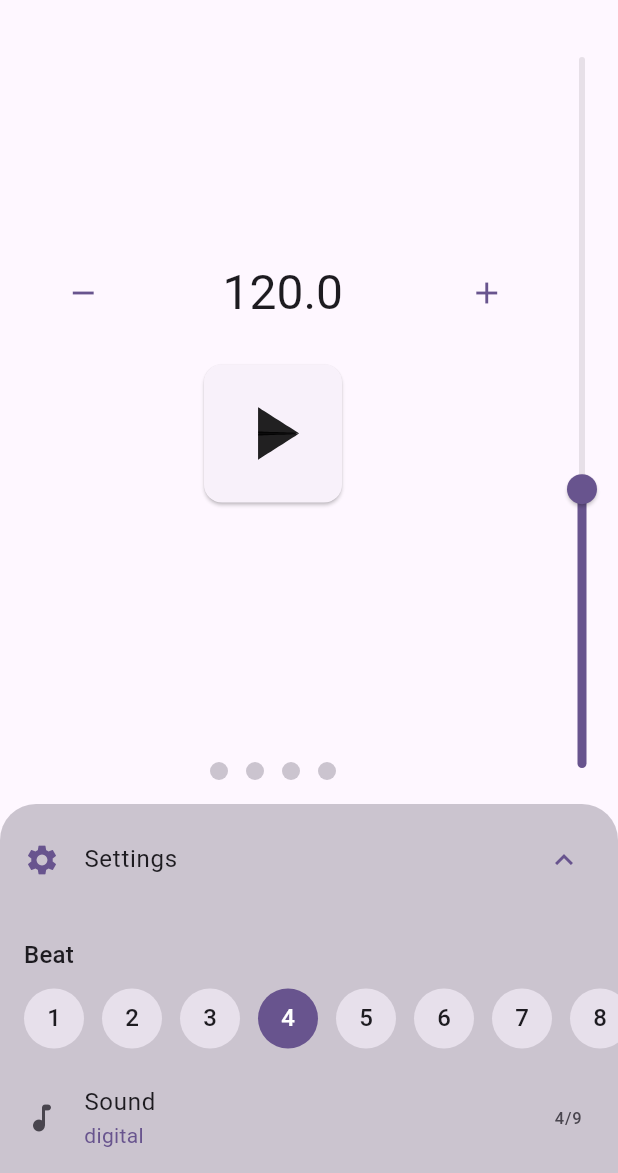
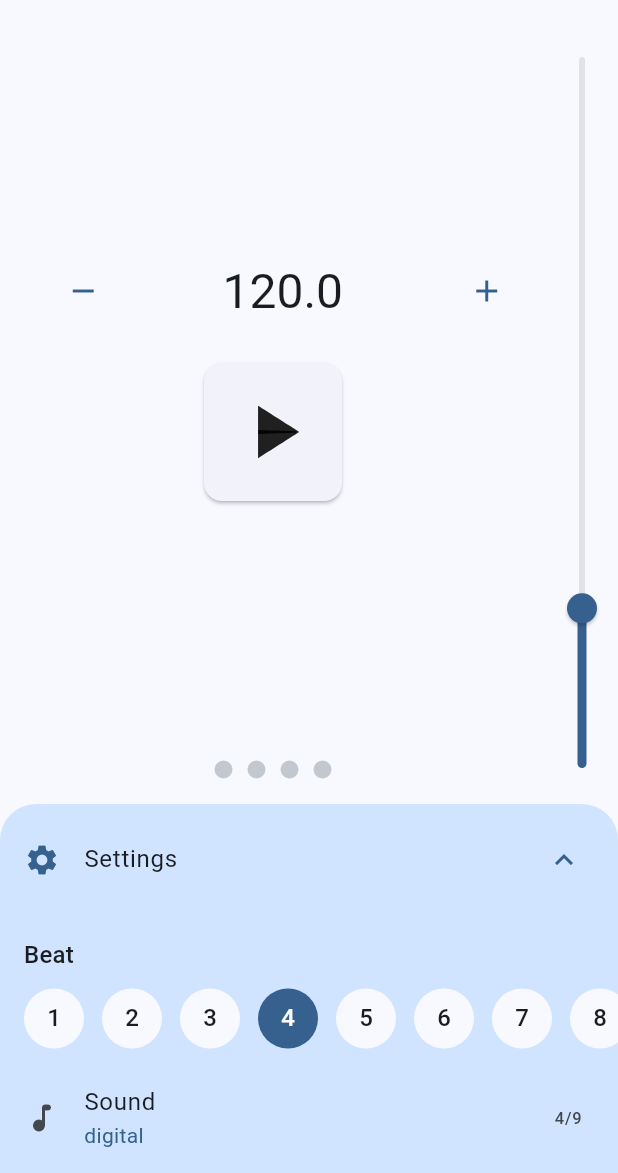
Before and after one commit to LouveApp/flutter_metronome, a Flutter app: the screen it shows after launch, after a tap on "Settings", on a phone screen of 412 x 824 dp, the part 63-1236 px from its top. Run offline on Flutter 3.47's test engine with Material 2 defaults, Android fonts, the phone set to English and light mode, and no system bars; our stand-ins replace just_audio.

Commit message:
refactor: create metronome sound entity

```diff
--- a/example/lib/main.dart
+++ b/example/lib/main.dart
@@ -1,5 +1,6 @@
 import 'package:flutter/material.dart';
 import 'package:flutter/services.dart';
+import 'package:flutter_metronome/enities/metronome_sound.dart';
 import 'package:flutter_metronome/flutter_metronome.dart';
 
 void main() {
@@ -14,7 +15,7 @@ class MyApp extends StatelessWidget {
     return MaterialApp(
       title: 'Flutter Metronome',
       theme: ThemeData(
-        colorScheme: ColorScheme.fromSeed(seedColor: Colors.deepPurple),
+        colorScheme: ColorScheme.fromSeed(seedColor: Colors.blue),
         useMaterial3: true,
       ),
       home: const MyHomePage(),
@@ -32,38 +33,37 @@ class MyHomePage extends StatefulWidget {
 class _MyHomePageState extends State<MyHomePage>
     with SingleTickerProviderStateMixin {
   late final Metronome _metronome;
-
   final List<int> _hitsOptions = [1, 2, 3, 4, 5, 6, 7, 8];
-
-  final List<MetronomeSound> _soundsOptions = const [
-    MetronomeSound.bell,
-    MetronomeSound.clicks,
-    MetronomeSound.cowbells,
-    MetronomeSound.digital,
-    MetronomeSound.pings,
-    MetronomeSound.seiko,
-    MetronomeSound.sticks,
-    MetronomeSound.vegas,
-    MetronomeSound.yamaha,
+  final List<MetronomeSound> _soundsOptions = [
+    MetronomeSounds.bell,
+    MetronomeSounds.clicks,
+    MetronomeSounds.cowbells,
+    MetronomeSounds.digital,
+    MetronomeSounds.pings,
+    MetronomeSounds.seiko,
+    MetronomeSounds.sticks,
+    MetronomeSounds.vegas,
+    MetronomeSounds.yamaha,
   ];
-
   final TextEditingController _bpmController = TextEditingController();
-
-  late AnimationController _animationController;
-
+  late AnimationController _iconAnimationController;
   int? _beatIndex;
 
   @override
   void initState() {
     super.initState();
 
-    _animationController = AnimationController(
+    _iconAnimationController = AnimationController(
       vsync: this,
       duration: const Duration(milliseconds: 200),
     );
 
     _metronome = Metronome(
-      maxSpeed: 260,
+      maxBpm: 400,
+      minBpm: 40,
+      beats: 4,
+      initialBpm: 120.0,
+      sound: MetronomeSounds.digital,
       onBeat: (index) {
         setState(() {
           _beatIndex = index;
@@ -71,9 +71,7 @@ class _MyHomePageState extends State<MyHomePage>
       },
     );
 
-    var initialBPM = 120.0;
-    _bpmController.text = initialBPM.toString();
-    _metronome.setBPM(initialBPM);
+    _setBPM(120.0);
   }
 
   @override
@@ -93,34 +91,33 @@ class _MyHomePageState extends State<MyHomePage>
       body: Row(
         children: [
           Expanded(
-            child: CustomScrollView(
-              slivers: [
-                SliverFillRemaining(
-                  hasScrollBody: false,
-                  child: Column(
+            child: _buildBody(context),
+          ),
+          _buildBpmSlider(),
+        ],
+      ),
+    );
+  }
+
+  Widget _buildBody(BuildContext context) {
+    return Column(
       children: <Widget>[
         Expanded(
           child: Center(
+            child: SingleChildScrollView(
               child: Column(
                 mainAxisAlignment: MainAxisAlignment.center,
                 children: [
                   _buildBpmField(context),
-                              const SizedBox(height: 16),
+                  const SizedBox(height: 16.0),
                   _buildPlayButton(),
                 ],
               ),
             ),
           ),
-                      _buildHitsIndicator(),
+        ),
+        _buildBeatIndicator(),
       ],
-                  ),
-                )
-              ],
-            ),
-          ),
-          _buildBpmSlider(),
-        ],
-      ),
     );
   }
 
@@ -129,9 +126,9 @@ class _MyHomePageState extends State<MyHomePage>
       quarterTurns: -1,
       child: Slider(
         value: _metronome.bpm,
-        divisions: (_metronome.maxSpeed - _metronome.minSpeed).toInt(),
-        max: _metronome.maxSpeed,
-        min: _metronome.minSpeed,
+        divisions: (_metronome.maxBpm - _metronome.minBpm).toInt(),
+        max: _metronome.maxBpm,
+        min: _metronome.minBpm,
         onChanged: _setBPM,
       ),
     );
@@ -159,25 +156,27 @@ class _MyHomePageState extends State<MyHomePage>
           ),
           child: Text('Beat', style: Theme.of(context).textTheme.titleMedium),
         ),
-        Container(
+        SizedBox(
           height: 60,
           child: ListView.separated(
-            padding: EdgeInsets.symmetric(horizontal: 16.0),
-            separatorBuilder: (context, index) => SizedBox(width: 12.0),
+            padding: const EdgeInsets.symmetric(horizontal: 16.0),
+            separatorBuilder: (context, index) => const SizedBox(width: 12.0),
             scrollDirection: Axis.horizontal,
             shrinkWrap: true,
-            physics: ClampingScrollPhysics(),
+            physics: const ClampingScrollPhysics(),
             itemCount: _hitsOptions.length,
             itemBuilder: (context, index) {
               var compasso = _hitsOptions[index];
-              var isSelected = compasso == _metronome.hits;
+              var isSelected = compasso == _metronome.beats;
               return CircleAvatar(
                 backgroundColor: isSelected
                     ? Theme.of(context).colorScheme.primary
-                    : Theme.of(context).colorScheme.surfaceVariant,
+                    : Theme.of(context).colorScheme.surface,
                 child: IconButton(
                   onPressed: () {
-                    _metronome.setHits(compasso);
+                    setState(() {
+                      _metronome.setBeats(compasso);
+                    });
                   },
                   icon: Text(
                     compasso.toString(),
@@ -205,7 +204,7 @@ class _MyHomePageState extends State<MyHomePage>
           padding: const EdgeInsets.all(16.0),
           child: AnimatedIcon(
             icon: AnimatedIcons.play_pause,
-            progress: _animationController,
+            progress: _iconAnimationController,
             size: 60,
           ),
         ),
@@ -215,13 +214,13 @@ class _MyHomePageState extends State<MyHomePage>
 
   void _play() {
     if (_metronome.isPlaying) {
-      _animationController.reverse();
+      _iconAnimationController.reverse();
       _metronome.stop();
       setState(() {
         _beatIndex = null;
       });
     } else {
-      _animationController.forward();
+      _iconAnimationController.forward();
       _metronome.start();
     }
   }
@@ -237,17 +236,18 @@ class _MyHomePageState extends State<MyHomePage>
               backgroundColor: Theme.of(context).colorScheme.surface,
               child: IconButton(
                 color: Theme.of(context).colorScheme.primary,
-                icon: Icon(Icons.remove),
+                icon: const Icon(Icons.remove),
                 onPressed: () => _setBPM(_metronome.bpm - 1),
               ),
             ),
           ),
-          SizedBox(width: 16.0),
+          const SizedBox(width: 16.0),
           Expanded(
             flex: 2,
             child: TextFormField(
               controller: _bpmController,
-              keyboardType: TextInputType.numberWithOptions(decimal: true),
+              keyboardType:
+                  const TextInputType.numberWithOptions(decimal: true),
               autovalidateMode: AutovalidateMode.always,
               textAlign: TextAlign.center,
               style: Theme.of(context).textTheme.headlineLarge,
@@ -256,30 +256,30 @@ class _MyHomePageState extends State<MyHomePage>
               ],
               validator: (value) {
                 if (double.tryParse(value ?? '') == null) {
-                  return 'min: ${_metronome.minSpeed}, max: ${_metronome.maxSpeed}';
+                  return 'min: ${_metronome.minBpm}, max: ${_metronome.maxBpm}';
                 }
                 var dbValue = double.parse(value!);
-                if (dbValue < _metronome.minSpeed ||
-                    dbValue > _metronome.maxSpeed) {
-                  return 'min: ${_metronome.minSpeed}, max: ${_metronome.maxSpeed}';
+                if (dbValue < _metronome.minBpm ||
+                    dbValue > _metronome.maxBpm) {
+                  return 'min: ${_metronome.minBpm}, max: ${_metronome.maxBpm}';
                 }
                 return null;
               },
-              decoration: InputDecoration(border: InputBorder.none),
+              decoration: const InputDecoration(border: InputBorder.none),
               onChanged: (value) {
                 var inputValue = double.tryParse(_bpmController.text);
                 if (inputValue != null) _setBPM(inputValue);
               },
             ),
           ),
-          SizedBox(width: 16.0),
+          const SizedBox(width: 16.0),
           Expanded(
             flex: 1,
             child: CircleAvatar(
               backgroundColor: Theme.of(context).colorScheme.surface,
               child: IconButton(
                 color: Theme.of(context).colorScheme.primary,
-                icon: Icon(Icons.add),
+                icon: const Icon(Icons.add),
                 onPressed: () => _setBPM(_metronome.bpm + 1),
               ),
             ),
@@ -294,11 +294,11 @@ class _MyHomePageState extends State<MyHomePage>
         _soundsOptions.indexWhere((element) => element == _metronome.sound);
 
     return ListTile(
-      title: Text('Sound'),
-      leading: Icon(Icons.audiotrack_rounded),
+      title: const Text('Sound'),
+      leading: const Icon(Icons.audiotrack_rounded),
       trailing: Text('${selectedIndex + 1}/${_soundsOptions.length}'),
       subtitle: Text(
-        _metronome.sound.folder,
+        _metronome.sound.name ?? ' - ',
         style: Theme.of(context)
             .textTheme
             .bodyMedium
@@ -319,23 +319,24 @@ class _MyHomePageState extends State<MyHomePage>
     );
   }
 
-  Widget _buildHitsIndicator() {
+  Widget _buildBeatIndicator() {
     return Container(
       margin: const EdgeInsets.all(16.0),
-      height: 12,
+      height: 14,
       alignment: Alignment.center,
       child: ListView.separated(
-        separatorBuilder: (context, index) => const SizedBox(width: 12.0),
+        separatorBuilder: (context, index) => const SizedBox(width: 8.0),
         scrollDirection: Axis.horizontal,
         shrinkWrap: true,
         physics: const ClampingScrollPhysics(),
-        itemCount: _metronome.hits,
+        itemCount: _metronome.beats,
         itemBuilder: (context, index) {
           var isSelected = (index + 1) == _beatIndex;
-          return CircleAvatar(
-            radius: 6,
-            backgroundColor: isSelected
-                ? index == 0
+          return Icon(
+            Icons.circle,
+            size: 14,
+            color: isSelected
+                ? _beatIndex == 1
                     ? Theme.of(context).colorScheme.error
                     : Theme.of(context).colorScheme.primary
                 : Theme.of(context).colorScheme.outlineVariant,
@@ -356,7 +357,7 @@ class _MyHomePageState extends State<MyHomePage>
         ),
       ),
       child: Material(
-        color: Theme.of(context).colorScheme.outlineVariant,
+        color: Theme.of(context).colorScheme.primaryContainer,
         child: SafeArea(
           child: Theme(
             data: Theme.of(context).copyWith(dividerColor: Colors.transparent),
--- /dev/null
+++ b/lib/enities/metronome_sound.dart
@@ -0,0 +1,126 @@
+import 'package:just_audio/just_audio.dart';
+
+class MetronomeSound {
+  final AudioSource high;
+  final AudioSource low;
+  final String? name;
+
+  const MetronomeSound({
+    required this.high,
+    required this.low,
+    this.name,
+  });
+}
+
+class MetronomeAsset {
+  final String asset;
+  final String package;
+
+  const MetronomeAsset({
+    required this.asset,
+    required this.package,
+  });
+}
+
+abstract class MetronomeSounds {
+  static final bell = MetronomeSound(
+    name: 'bell',
+    high: AudioSource.asset(
+      'assets/audio/bell/hi.wav',
+      package: 'flutter_metronome',
+    ),
+    low: AudioSource.asset(
+      'assets/audio/bell/lo.wav',
+      package: 'flutter_metronome',
+    ),
+  );
+
+  static final clicks = MetronomeSound(
+    name: 'clicks',
+    high: AudioSource.asset(
+      'assets/audio/clicks/hi.wav',
+      package: 'flutter_metronome',
+    ),
+    low: AudioSource.asset(
+      'assets/audio/clicks/lo.wav',
+      package: 'flutter_metronome',
+    ),
+  );
+  static final cowbells = MetronomeSound(
+    name: 'cowbells',
+    high: AudioSource.asset(
+      'assets/audio/cowbells/hi.wav',
+      package: 'flutter_metronome',
+    ),
+    low: AudioSource.asset(
+      'assets/audio/cowbells/lo.wav',
+      package: 'flutter_metronome',
+    ),
+  );
+  static final digital = MetronomeSound(
+    name: 'digital',
+    high: AudioSource.asset(
+      'assets/audio/digital/hi.wav',
+      package: 'flutter_metronome',
+    ),
+    low: AudioSource.asset(
+      'assets/audio/digital/lo.wav',
+      package: 'flutter_metronome',
+    ),
+  );
+  static final pings = MetronomeSound(
+    name: 'pings',
+    high: AudioSource.asset(
+      'assets/audio/pings/hi.wav',
+      package: 'flutter_metronome',
+    ),
+    low: AudioSource.asset(
+      'assets/audio/pings/lo.wav',
+      package: 'flutter_metronome',
+    ),
+  );
+  static final seiko = MetronomeSound(
+    name: 'seiko',
+    high: AudioSource.asset(
+      'assets/audio/seiko/hi.wav',
+      package: 'flutter_metronome',
+    ),
+    low: AudioSource.asset(
+      'assets/audio/seiko/lo.wav',
+      package: 'flutter_metronome',
+    ),
+  );
+  static final sticks = MetronomeSound(
+    name: 'sticks',
+    high: AudioSource.asset(
+      'assets/audio/sticks/hi.wav',
+      package: 'flutter_metronome',
+    ),
+    low: AudioSource.asset(
+      'assets/audio/sticks/lo.wav',
+      package: 'flutter_metronome',
+    ),
+  );
+  static final vegas = MetronomeSound(
+    name: 'vegas',
+    high: AudioSource.asset(
+      'assets/audio/vegas/hi.wav',
+      package: 'flutter_metronome',
+    ),
+    low: AudioSource.asset(
+      'assets/audio/vegas/lo.wav',
+      package: 'flutter_metronome',
+    ),
+  );
+  static final yamaha = MetronomeSound(
+    name: 'yamaha',
+    high: AudioSource.asset(
+      'assets/audio/yamaha/hi.wav',
+      package: 'flutter_metronome',
+    ),
+    low: AudioSource.asset(
+      'assets/audio/yamaha/lo.wav',
+      package: 'flutter_metronome',
+    ),
+  );
+}
--- a/lib/flutter_metronome.dart
+++ b/lib/flutter_metronome.dart
@@ -1,63 +1,59 @@
 library flutter_metronome;
 
 import 'dart:async';
-import 'dart:io';
 
+import 'package:flutter_metronome/enities/metronome_sound.dart';
 import 'package:just_audio/just_audio.dart';
 
 class Metronome {
-  late int _beatTime;
+  late int _beatIndex;
   late double _bpm;
-  late int _hits;
-  late final double _maxSpeed;
-  late final double _minSpeed;
+  late int _beats;
+  late final double _maxBpm;
+  late final double _minBpm;
   late MetronomeSound _sound;
+  final AudioPlayer _audioPlayerHigh = AudioPlayer();
+  final AudioPlayer _audioPlayerLow = AudioPlayer();
+  Timer? _timer;
 
   final Function(int index)? onBeat;
 
-  int get bitTime => _beatTime;
   double get bpm => _bpm;
-  int get hits => _hits;
-  double get maxSpeed => _maxSpeed;
-  double get minSpeed => _minSpeed;
+  int get beats => _beats;
+  double get maxBpm => _maxBpm;
+  double get minBpm => _minBpm;
   MetronomeSound get sound => _sound;
+  bool isPlaying = false;
 
   Metronome({
-    int hits = 4,
-    double initialBPM = 120,
-    MetronomeSound metronomeSound = MetronomeSound.digital,
-    double maxSpeed = 244,
-    double minSpeed = 30,
+    int beats = 4,
+    double initialBpm = 120.0,
+    MetronomeSound? sound,
+    double maxBpm = 244.0,
+    double minBpm = 30.0,
     this.onBeat,
   }) {
-    _minSpeed = minSpeed;
-    _maxSpeed = maxSpeed;
-    _hits = hits;
-    _bpm = initialBPM;
-    _beatTime = 0;
-    setSound(metronomeSound);
+    _minBpm = minBpm;
+    _maxBpm = maxBpm;
+    _beats = beats;
+    _bpm = initialBpm;
+    _beatIndex = 0;
+
+    setSound(sound ?? MetronomeSounds.digital);
 
     _audioPlayerHigh.setVolume(2.0);
     _audioPlayerLow.setVolume(2.0);
   }
 
-  final AudioPlayer _audioPlayerHigh = AudioPlayer();
-  final AudioPlayer _audioPlayerLow = AudioPlayer();
-
-  bool isPlaying = false;
-  Timer? _timer;
-
   bool setBPM(double bpm) {
-    if (bpm < _minSpeed || bpm > _maxSpeed) {
+    if (bpm < _minBpm || bpm > _maxBpm) {
       return false;
     }
-    this._bpm = bpm;
-
+    _bpm = bpm;
     if (isPlaying) {
       _stopTimer();
       _startTimer();
     }
-
     return true;
   }
 
@@ -69,27 +65,46 @@ class Metronome {
     }
   }
 
-  void stop() {
+  Future<void> stop() async {
     if (isPlaying) {
       isPlaying = false;
-      _beatTime = 0;
-      _audioPlayerHigh.pause();
-      _audioPlayerLow.pause();
+      _beatIndex = 0;
+      await _audioPlayerHigh.pause();
+      await _audioPlayerLow.pause();
       _stopTimer();
     }
   }
 
+  void setBeats(int beats) => _beats = beats;
+
+  void setSound(MetronomeSound metronomeSound) async {
+    var keepPlaying = isPlaying;
+
+    if (isPlaying) {
+      await stop();
+    }
+
+    _sound = metronomeSound;
+
+    await _audioPlayerHigh.setAudioSource(_sound.high);
+    await _audioPlayerLow.setAudioSource(_sound.low);
+
+    if (keepPlaying) {
+      start();
+    }
+  }
+
   void _playClick() async {
-    var bitTime = _beatTime;
-    bitTime = bitTime < _hits ? bitTime + 1 : 1;
-    _beatTime = bitTime;
+    _beatIndex = _beatIndex < _beats ? _beatIndex + 1 : 1;
+    onBeat?.call(_beatIndex);
+    var audioPlayer = _beatIndex == 1 ? _audioPlayerHigh : _audioPlayerLow;
 
-    onBeat?.call(bitTime);
+    audioPlayer.play();
 
-    var audioPlayer = bitTime == 1 ? _audioPlayerHigh : _audioPlayerLow;
-
-    await audioPlayer.seek(Duration.zero);
-    audioPlayer.play();
+    Future.delayed(const Duration(milliseconds: 120), () async {
+      await audioPlayer.pause();
+      audioPlayer.seek(Duration.zero);
+    });
   }
 
   void _startTimer() {
@@ -103,16 +118,6 @@ class Metronome {
     _timer = null;
   }
 
-  Future<List<int>> audioFileToBytes(String filePath) async {
-    final File audioFile = File(filePath);
-    if (!await audioFile.exists()) {
-      throw Exception('O arquivo de áudio não existe.');
-    }
-
-    final List<int> bytes = await audioFile.readAsBytes();
-    return bytes;
-  }
-
   void dispose() async {
     _stopTimer();
     await _audioPlayerHigh.pause();
@@ -121,79 +126,7 @@ class Metronome {
     await _audioPlayerLow.dispose();
   }
 
-  void setSound(MetronomeSound metronomeSound) async {
-    var _isPlaying = isPlaying;
-
-    if (_isPlaying) {
-      stop();
-    }
-
-    _sound = metronomeSound;
-
-    await _audioPlayerHigh.setAudioSource(
-      AudioSource.asset(
-        'assets/audio/${metronomeSound.folder}/hi.wav',
-        package: 'flutter_metronome',
-      ),
-    );
-    await _audioPlayerLow.setAudioSource(
-      AudioSource.asset(
-        'assets/audio/${metronomeSound.folder}/lo.wav',
-        package: 'flutter_metronome',
-      ),
-    );
-
-    if (_isPlaying) {
-      start();
-    }
-  }
-
-  void setHits(int compasso) {
-    _hits = compasso;
-  }
-
   Duration _getInterval() {
     return Duration(milliseconds: (60000 / _bpm).round());
   }
 }
-
-enum MetronomeSound {
-  bell,
-  clicks,
-  cowbells,
-  digital,
-  pings,
-  seiko,
-  sticks,
-  vegas,
-  yamaha,
-}
-
-extension MetronomeSoundExtension on MetronomeSound {
-  String get folder => _getFolder();
-
-  String _getFolder() {
-    switch (this) {
-      case MetronomeSound.bell:
-        return 'bell';
-      case MetronomeSound.clicks:
-        return 'clicks';
-      case MetronomeSound.cowbells:
-        return 'cowbells';
-      case MetronomeSound.digital:
-        return 'digital';
-      case MetronomeSound.pings:
-        return 'pings';
-      case MetronomeSound.seiko:
-        return 'seiko';
-      case MetronomeSound.sticks:
-        return 'sticks';
-      case MetronomeSound.vegas:
-        return 'vegas';
-      case MetronomeSound.yamaha:
-        return 'yamaha';
-      default:
-        return '';
-    }
-  }
-}
```
Lines whose indentation alone changed are shown as unchanged.
